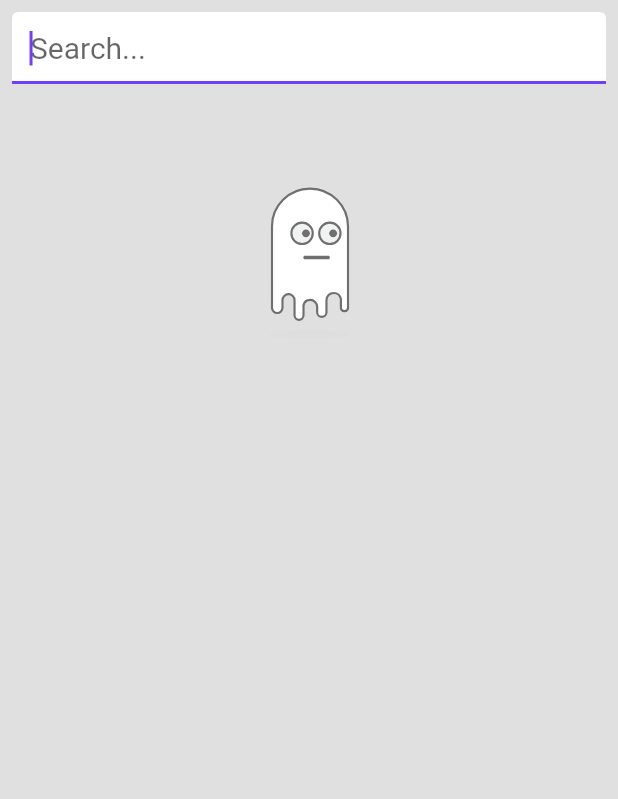
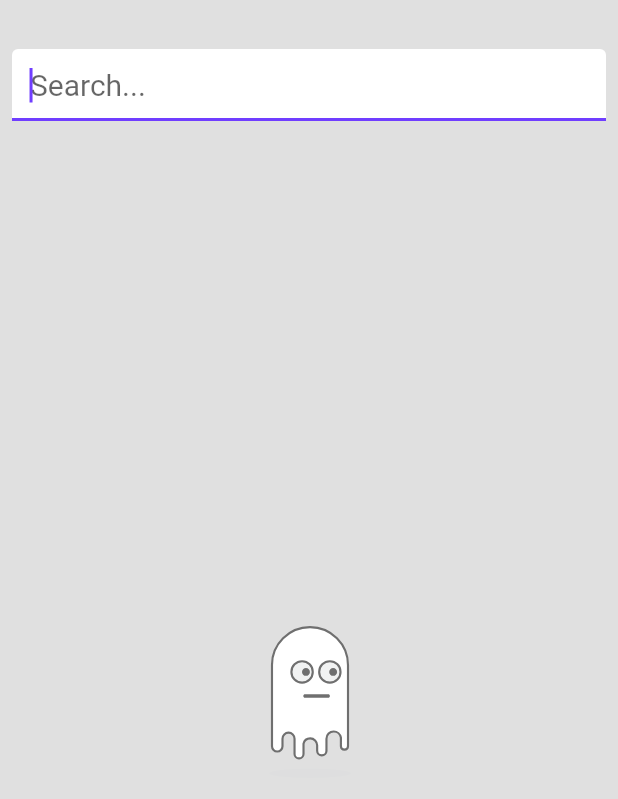
Before and after one commit to yazansh101/Friend-Up, a Flutter app: the SearchScreen screen opened directly, on a phone screen of 412 x 824 dp. Shown: the top 799 px of the screen. Run offline on Flutter 3.47's test engine with Material 2 defaults, Android fonts, the phone set to English and light mode, and no system bars; our stand-ins replace animated_text_kit, cloud_firestore, firebase_auth, firebase_core, firebase_storage, flutter_spinkit and 7 more; accounts and stored records are empty; network calls fail; statements that could not run were skipped.

```diff
--- a/lib/core/utils/routes.dart
+++ b/lib/core/utils/routes.dart
@@ -1,54 +1,31 @@
-import 'package:firebase_auth/firebase_auth.dart';
 import 'package:flutter/material.dart';
 import 'package:movie_app/view/acitivity_feed/screens/activity_screen.dart';
+import 'package:movie_app/view/home/screens/home.dart';
 import 'package:movie_app/view/login/screens/login_screen.dart';
 import 'package:movie_app/view/profile/screens/edite_profile_screen.dart';
 
 import '../../view/chat/screens/chats_screen.dart';
-import '../../view/home/screens/home.dart';
 import '../../view/posts/screens/create_post_screen.dart';
 import '../../view/splash/splash_screen.dart';
 
 class Routes {
-  static const String home = '/';
+  static const String home = '/home';
   static const String auth = '/auth';
   static const String chats = '/chats';
-  static const String profile = '/profile';
-  static const String followers = '/followers';
   static const String notfication = '/notfication';
-  static const String search = '/search';
   static const String createPost = '/createPost';
   static const String editeProfile = '/editeProfile';
-  static const String userMessages = '/userMessages';
   static const String splashScreen = '/splashScreen';
   static const String login = '/loginScreen';
 
-
   static final Map<String, WidgetBuilder> routes = {
-    home: (context) => StreamBuilder(
-      stream: FirebaseAuth.instance.authStateChanges(),
-      builder:(context, authSnapshot) {
-        if(authSnapshot.connectionState==ConnectionState.waiting){
-          return const CircularProgressIndicator();
-        }
-        if (authSnapshot.hasData){
-          return  const HomeScreen();
-        }
-        else{
-        return const LoginScreen();
-        }
-      } ,
-      ),
+    home: (context) => const HomeScreen(),
     auth: (context) => const LoginScreen(),
-  chats: (context) => const ChatsScreen(),
-  //  profile: (context) => const ProfileScreen(),
-   notfication: (context) =>  const ActivityFeedScreen(),
-   //followers: (context) =>  const FollowersScreen(),
-   createPost: (context) =>   const CreatePostScreen(),
-   editeProfile: (context) =>   const EditProfileScreen(),
-   splashScreen: (context) =>  const MySplashScreen(),
-   login: (context) =>  const LoginScreen(),
-
-
+    chats: (context) => const ChatsScreen(),
+    notfication: (context) => const ActivityFeedScreen(),
+    createPost: (context) => const CreatePostScreen(),
+    editeProfile: (context) => const EditProfileScreen(),
+    splashScreen: (context) => const MySplashScreen(),
+    login: (context) => const LoginScreen(),
   };
 }
--- a/lib/view/posts/screens/posts_screen.dart
+++ b/lib/view/posts/screens/posts_screen.dart
@@ -36,7 +36,6 @@ class _PostsScreenState extends State<PostsScreen> {
   initAppData() async {
     await Provider.of<TimeLinePostsViewModel>(context, listen: false)
         .getTimeLinePosts();
-        log('new post added');
   }
 
   @override
--- a/lib/view/profile/screens/profile_screen.dart
+++ b/lib/view/profile/screens/profile_screen.dart
@@ -45,7 +45,6 @@ class ProfileScreen extends StatelessWidget {
 
   @override
   Widget build(BuildContext context) {
-    log(userId);
     return Scaffold(appBar: _buildAppBar(context), body: _buildBody(context));
   }
 
@@ -124,7 +123,6 @@ class ProfileScreen extends StatelessWidget {
   }
 
   Widget _buildProfileImage(String profileImage, String ownerID) {
-    log('this is profile image for user $ownerID');
     return Container(
       decoration: BoxDecoration(
           color: getPrimaryColorTheme(),
@@ -149,8 +147,8 @@ class ProfileScreen extends StatelessWidget {
       ),
       actions: [
         IconButton(
-            onPressed: () {
-              authViewModel.signOut();
+            onPressed: () async {
+             await authViewModel.signOut();
               Navigator.pushReplacementNamed(context, Routes.login);
             },
             icon: Icon(Icons.logout_outlined))
--- a/lib/view/search/screens/search_screen.dart
+++ b/lib/view/search/screens/search_screen.dart
@@ -1,3 +1,5 @@
+import 'dart:developer';
+
 import 'package:flutter/material.dart';
 import 'package:movie_app/core/helper/navigator_service.dart';
 import 'package:movie_app/core/widgets/user_card.dart';
@@ -6,24 +8,31 @@ import 'package:movie_app/view/profile/screens/profile_screen.dart';
 import 'package:movie_app/view_models/searching/searching_view_model.dart';
 import 'package:provider/provider.dart';
 
+import '../../../core/constants/constants.dart';
+import '../../../core/constants/size_config.dart';
+import '../../../core/helper/lottie_animation.dart';
 import '../../../core/helper/progress_indecator.dart';
-import '../../../core/helper/lottie_animation.dart';
-import '../../../core/constants/constants.dart';
 
 class SearchScreen extends StatelessWidget {
   const SearchScreen({super.key});
 
   @override
   Widget build(BuildContext context) {
-    final searchViewMOdel = Provider.of<SearchViewModel>(context);
+    log('search screen build');
+    final searchViewMOdel =
+        Provider.of<SearchViewModel>(context, listen: false);
     return SafeArea(
       child: Scaffold(
         body: Column(
+          mainAxisAlignment: MainAxisAlignment.center,
           children: <Widget>[
+            setVerticalSpace(3),
             _buildSearchField(searchViewMOdel),
+            const Spacer(),
             searchViewMOdel.isSearching
                 ? Center(child: LoadingIndicator.buildLoadingIndicator())
                 : _buildListOfSearchingResult(searchViewMOdel),
+            const Spacer(),
           ],
         ),
       ),
@@ -57,6 +66,7 @@ class SearchScreen extends StatelessWidget {
           if (value.isEmpty || value == '') {
             return;
           } else {
+            log('search for user from submit');
             searchViewMOdel.searchforUser(value);
           }
         },
@@ -66,11 +76,13 @@ class SearchScreen extends StatelessWidget {
 
   Widget _buildListOfSearchingResult(SearchViewModel searchViewMOdel) {
     return searchViewMOdel.usersOfSearchingReslut.isEmpty
-        ? const LottieAnimation(
-            asset: 'assets/lottie_files/empty-ghost.json',
-            width: 200.0,
-            height: 200.0,
-            loop: true,
+        ? const Center(
+            child: LottieAnimation(
+              asset: 'assets/lottie_files/empty-ghost.json',
+              width: 200.0,
+              height: 200.0,
+              loop: true,
+            ),
           )
         : Expanded(
             child: ListView.builder(
--- a/lib/view_models/searching/searching_view_model.dart
+++ b/lib/view_models/searching/searching_view_model.dart
@@ -17,7 +17,6 @@ class SearchViewModel with ChangeNotifier {
   TextEditingController controller = TextEditingController();
 
   Future<void> searchforUser(String searchTerm) async {
-    toggleIsSearching();
     try {
       final documents = await _userProvider.searchForUser(searchTerm);
       _usersOfSearchingReslut =
@@ -27,9 +26,8 @@ class SearchViewModel with ChangeNotifier {
       log(e.toString());
     }
 
-    toggleIsSearching();
+     //  notifyListeners();
 
-    notifyListeners();
   }
 
   toggleIsSearching() {
@@ -39,6 +37,5 @@ class SearchViewModel with ChangeNotifier {
 
   closeSearching() {
     controller.clear();
-    notifyListeners();
   }
 }
```
Also changed, not shown: lib/main.dart (+4 -7 lines), lib/view/home/screens/home.dart (+4 -14 lines), lib/view/splash/main_screen.dart (added, +30 -0 lines), lib/view/splash/splash_screen.dart (+7 -19 lines), lib/view_models/user/user_view_model.dart (+9 -7 lines).
